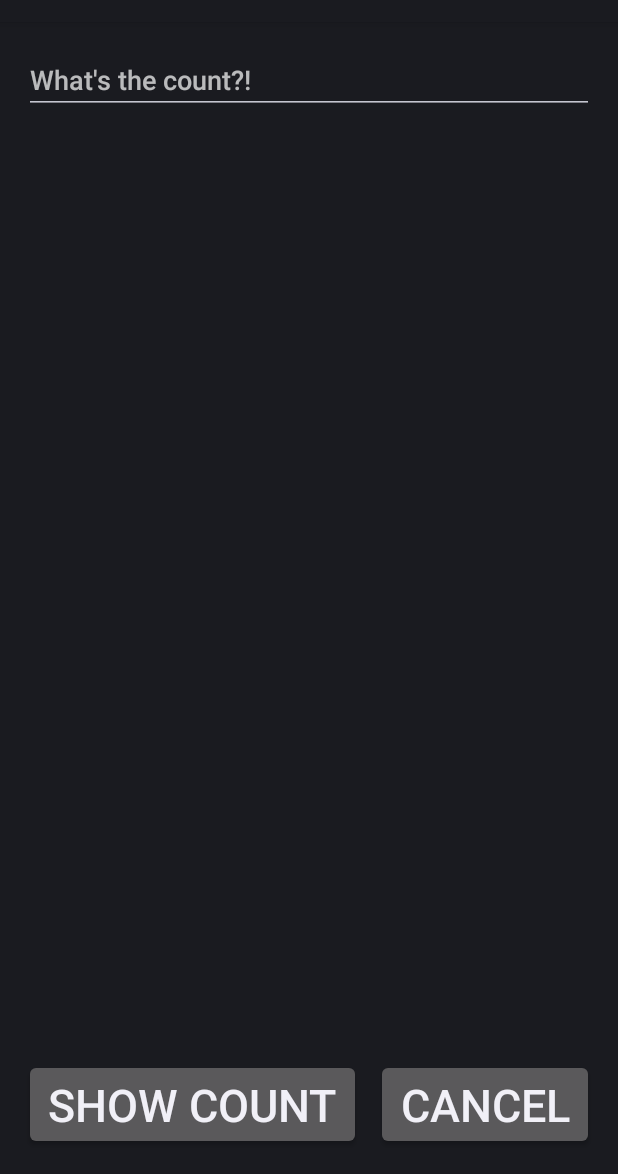
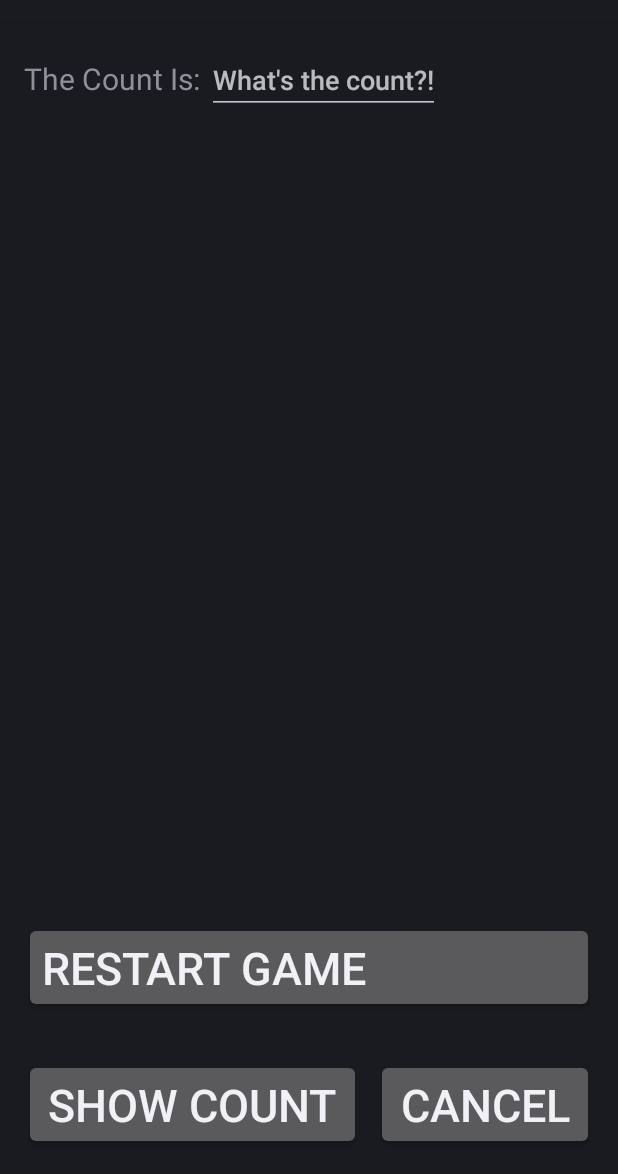
Before and after one commit to sunsshadow/Blackjack, an Android app: the screen it shows after launch (BlackJackQuizActivity), after a tap on "COUNT", on a phone screen of 412 x 824 dp, the part 62-1236 px from its top. Run offline under Robolectric (Android 15) with nearby library versions, the phone set to English and light mode, and no system bars.

Commit message:
Count Callback and Restart Button [1/1]

```diff
--- a/blackjackquiz/BlackJackQuiz/src/main/java/com/blackjackquiz/app/ui/BlackJackQuizActivity.java
+++ b/blackjackquiz/BlackJackQuiz/src/main/java/com/blackjackquiz/app/ui/BlackJackQuizActivity.java
@@ -1,6 +1,7 @@
 package com.blackjackquiz.app.ui;
 
 import android.app.Activity;
+import android.app.Fragment;
 import android.app.UiModeManager;
 import android.content.ComponentName;
 import android.content.Context;
@@ -20,7 +21,7 @@ import com.blackjackquiz.app.ui.fragments.CountingQuizFragment;
 import com.blackjackquiz.app.ui.fragments.SolutionTableFragment;
 import com.blackjackquiz.app.ui.fragments.TvModeBlackJackQuizFragment;
 
-public class BlackJackQuizActivity extends Activity {
+public class BlackJackQuizActivity extends Activity implements CountDialogFragment.CountRestartCallback {
     private static volatile BlackJackQuizActivity s_blackJackActivity;
 
     public static BlackJackQuizActivity getActivity() {
@@ -128,6 +129,12 @@ public class BlackJackQuizActivity extends Activity {
         return super.onOptionsItemSelected(item);
     }
 
+    @Override
+    public void restartCount() {
+        CountingQuizFragment countingQuizFragment = (CountingQuizFragment) getFragmentManager().findFragmentByTag(getResources().getString(R.string.tag_countingQuizFragment));
+        countingQuizFragment.newField();
+    }
+
     public void handleMediaKeyEvent(KeyEvent keyEvent) {
         m_blackJackQuizFragment.handleKeyEvent(keyEvent);
         m_solutionTableFragment.handleKeyEvent(keyEvent);
--- a/blackjackquiz/BlackJackQuiz/src/main/java/com/blackjackquiz/app/ui/fragments/CountDialogFragment.java
+++ b/blackjackquiz/BlackJackQuiz/src/main/java/com/blackjackquiz/app/ui/fragments/CountDialogFragment.java
@@ -1,10 +1,10 @@
 package com.blackjackquiz.app.ui.fragments;
 
+import android.app.Activity;
 import android.app.AlertDialog;
 import android.app.Dialog;
 import android.app.DialogFragment;
 import android.app.Fragment;
-import android.content.Context;
 import android.content.DialogInterface;
 import android.os.Bundle;
 import android.util.Log;
@@ -14,10 +14,8 @@ import android.view.MotionEvent;
 import android.view.View;
 import android.view.ViewGroup;
 import android.view.inputmethod.EditorInfo;
-import android.view.inputmethod.InputMethodManager;
 import android.widget.Button;
 import android.widget.EditText;
-import android.widget.LinearLayout;
 import android.widget.TextView;
 
 import com.blackjackquiz.app.R;
@@ -39,12 +37,13 @@ public class CountDialogFragment extends KeyEventFragment {
         m_actualCount = (TextView) rootView.findViewById(R.id.actual_count);
         m_result = (TextView) rootView.findViewById(R.id.count_result);
         m_user_count = (EditText) rootView.findViewById(R.id.user_count);
-
         m_show_count = (Button) rootView.findViewById(R.id.show_count);
         m_cancel = (Button) rootView.findViewById(R.id.cancel);
+        m_restart_button = (Button) rootView.findViewById(R.id.restart_button);
         setupShowCountButton(m_show_count);
         setupCancelButton(m_cancel);
         setupUserCountEditText(m_user_count);
+        setupRestartButton(m_restart_button);
 
         return rootView;
     }
@@ -55,15 +54,27 @@ public class CountDialogFragment extends KeyEventFragment {
         m_user_count.setText("");
         m_actualCount.setVisibility(View.INVISIBLE);
         m_result.setVisibility(View.INVISIBLE);
+        m_show_count.setEnabled(true);
+        m_user_count.setEnabled(true);
     }
 
+    @Override
+    public void onAttach(Activity activity) {
+        super.onAttach(activity);
+        try {
+            m_callback = (CountRestartCallback) activity;
+        } catch (ClassCastException e) {
+            throw new ClassCastException(activity.toString()
+                    + " must implement CountRestartCallback");
+        }
+    }
 
-    private void setupShowCountButton(Button showCountButton) {
+    private void setupShowCountButton(final Button showCountButton) {
         showCountButton.setOnClickListener(new View.OnClickListener() {
             @Override
             public void onClick(View v) {
                 String userCountStr = m_user_count.getText().toString();
-                if (userCountStr == null || userCountStr.equals("")|| userCountStr.equals("-")) {
+                if (userCountStr == null || userCountStr.equals("") || userCountStr.equals("-")) {
                     TryingToCheatDialogFragment tryingToCheatDialogFragment = new TryingToCheatDialogFragment();
                     tryingToCheatDialogFragment.show(getFragmentManager(), getResources().getString(R.string.tag_countDialogFragment));
                 } else {
@@ -71,17 +82,19 @@ public class CountDialogFragment extends KeyEventFragment {
                     int userCount = Integer.valueOf(m_user_count.getText().toString());
                     m_actualCount.setText("Actual count is: " + String.valueOf(m_count));
                     if (userCount == m_count) {
-                        m_result.setText("Winner winner chicken dinner");
+                        m_result.setText("RESULT:" + "Winner winner chicken dinner");
                     } else {
                         if (userCount < m_count + ALMOST_GOT_IT_CONST && userCount > m_count - ALMOST_GOT_IT_CONST) {
-                            m_result.setText("You almost got it, bro");
+                            m_result.setText("RESULT:" + "You almost got it, bro");
                         } else {
-                            m_result.setText("You are in trouble");
+                            m_result.setText("RESULT:" + "You are in trouble");
                         }
                     }
 
                     m_actualCount.setVisibility(View.VISIBLE);
                     m_result.setVisibility(View.VISIBLE);
+                    showCountButton.setEnabled(false);
+                    m_user_count.setEnabled(false);
                 }
             }
         });
@@ -95,6 +108,18 @@ public class CountDialogFragment extends KeyEventFragment {
             }
         });
     }
+
+    private void setupRestartButton(Button restartButton) {
+        restartButton.setOnClickListener(new View.OnClickListener() {
+            @Override
+            public void onClick(View v) {
+                CountingQuizFragment.s_count = 0;
+                m_callback.restartCount();
+                openCountFragment();
+            }
+        });
+    }
+
 
     private void setupUserCountEditText(final EditText editText) {
 
@@ -143,11 +168,17 @@ public class CountDialogFragment extends KeyEventFragment {
                 .commit();
     }
 
+    public interface CountRestartCallback {
+        public void restartCount();
+    }
+
     private int m_count;
+    private CountRestartCallback m_callback;
     private TextView m_actualCount;
     private TextView m_result;
     private EditText m_user_count;
     private Button m_show_count;
     private Button m_cancel;
+    private Button m_restart_button;
     private static final int ALMOST_GOT_IT_CONST = 3;
 }
--- a/blackjackquiz/BlackJackQuiz/src/main/java/com/blackjackquiz/app/ui/fragments/CountingQuizFragment.java
+++ b/blackjackquiz/BlackJackQuiz/src/main/java/com/blackjackquiz/app/ui/fragments/CountingQuizFragment.java
@@ -56,7 +56,7 @@ public class CountingQuizFragment extends KeyEventFragment {
 
     }
 
-    protected void newField() {
+    public void newField() {
         m_field = Field.newUnbiasedField();
         resetCardImages();
         resetButtonColors();
--- a/blackjackquiz/BlackJackQuiz/src/main/res/layout/fragment_count_dialog.xml
+++ b/blackjackquiz/BlackJackQuiz/src/main/res/layout/fragment_count_dialog.xml
@@ -9,12 +9,29 @@
     android:paddingTop="@dimen/activity_vertical_margin"
     tools:context=".BlackJackQuizActivity$PlaceholderFragment">
 
-    <EditText
-        android:id="@+id/user_count"
+    <LinearLayout
         android:layout_width="match_parent"
         android:layout_height="wrap_content"
-        android:hint="What's the count?!"
-        android:inputType="numberSigned" />
+
+        android:gravity="top"
+        android:orientation="horizontal">
+
+        <TextView
+            android:id="@+id/user_count_text"
+            android:layout_width="wrap_content"
+            android:layout_height="wrap_content"
+            android:contentDescription="@string/app_name"
+            android:text="The Count Is: "
+            android:textSize="20dp" />
+
+        <EditText
+            android:id="@+id/user_count"
+            android:layout_width="wrap_content"
+            android:layout_height="wrap_content"
+            android:hint="What's the count?!"
+            android:inputType="numberSigned" />
+    </LinearLayout>
+
 
     <Space
         android:layout_width="10dp"
@@ -34,14 +51,32 @@
         android:layout_height="wrap_content"
         android:contentDescription="@string/app_name"
         android:text="Result"
-        android:textSize="20dp" />
+        android:textSize="40dp" />
+
+
+    <LinearLayout
+        android:layout_width="match_parent"
+        android:layout_height="wrap_content"
+        android:layout_weight="15"
+        android:gravity="bottom"
+        android:orientation="horizontal">
+
+        <Button
+            android:id="@+id/restart_button"
+            android:layout_width="wrap_content"
+            android:layout_height="wrap_content"
+            android:layout_gravity="bottom"
+            android:layout_weight="0.4"
+            android:gravity="bottom"
+            android:text="@string/restart"
+            android:textSize="30sp" />
+    </LinearLayout>
 
     <LinearLayout
         android:layout_width="match_parent"
         android:layout_height="wrap_content"
         android:layout_weight="1"
         android:gravity="bottom"
-        android:id="@+id/button_layout"
         android:orientation="horizontal">
 
         <Button
--- a/blackjackquiz/BlackJackQuiz/src/main/res/values/strings.xml
+++ b/blackjackquiz/BlackJackQuiz/src/main/res/values/strings.xml
@@ -8,6 +8,7 @@
 
     <string name="show_count">Show Count</string>
     <string name="cancel">Cancel</string>
+    <string name="restart">Restart Game</string>
     <string name="tag_blackJackQuizFragment">blackJackQuizFragment</string>
     <string name="tag_solutionTableFragment">solutionTableFragment</string>
     <string name="tag_countingQuizFragment">countingQuizFragment</string>
```
Also changed, not shown: blackjackquiz/BlackJackQuiz/src/main/java/com/blackjackquiz/app/deck/CardImageLoader.java (+19 -32 lines), blackjackquiz/BlackJackQuiz/src/main/res/drawable/rounded_button.xml (deleted, +0 -9 lines), blackjackquiz/BlackJackQuiz/src/main/res/layout/fragment_counting_quiz.xml (+6 -22 lines).
